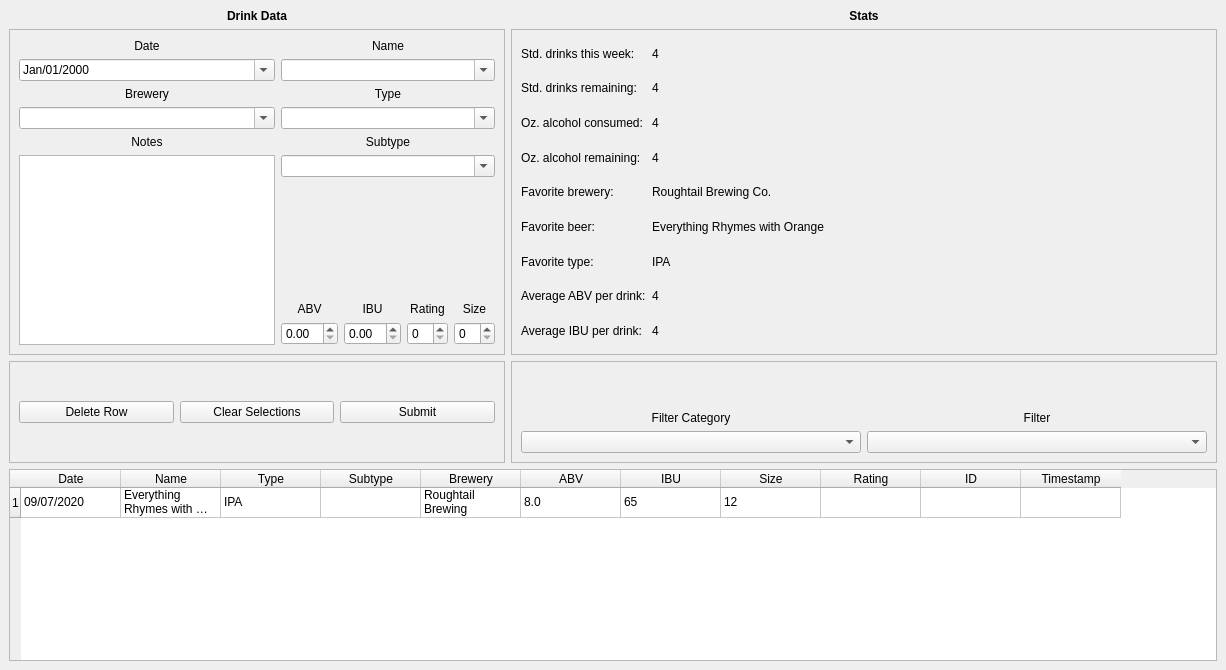
Before: the Qt Designer form src/mainwindow.ui in minorsecond/BuzzBot, drawn with Qt 5.
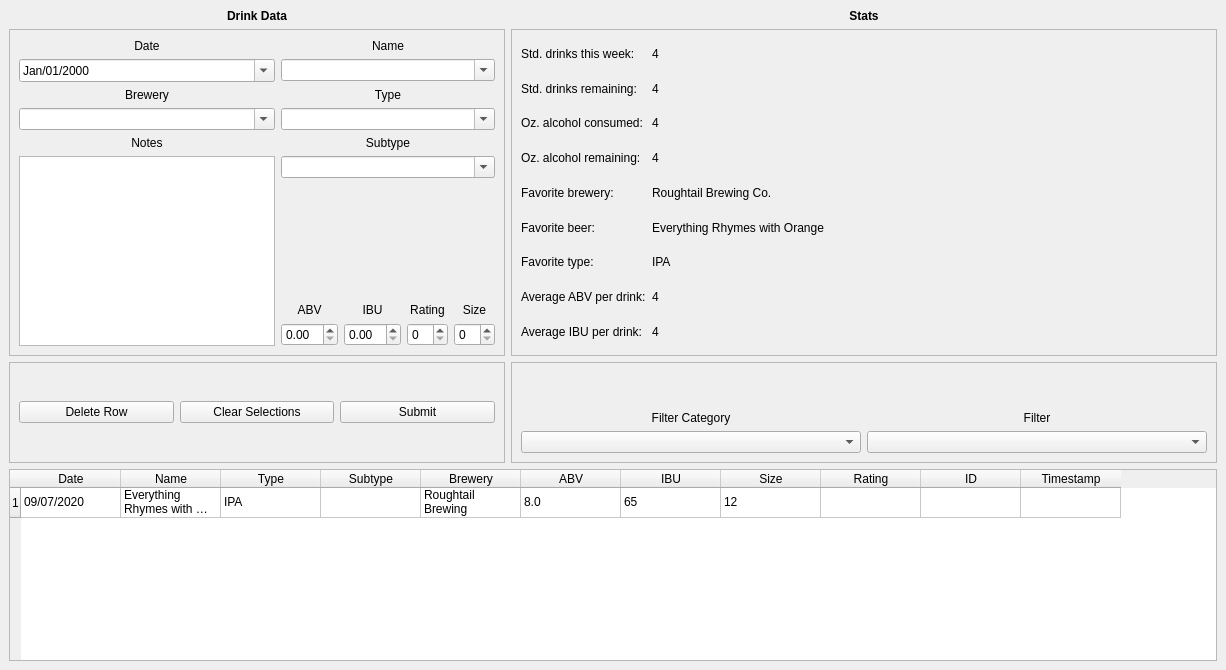
After: the same form once the commit is applied. Icons and pictures are not drawn.

Commit message: Absolute path to previous and next month arrows

Diff of the .ui file:
```diff
--- a/src/mainwindow.ui
+++ b/src/mainwindow.ui
@@ -148,25 +148,7 @@
           <enum>Qt::WheelFocus</enum>
          </property>
          <property name="styleSheet">
-          <string notr="true">QCalendarWidget QWidget#qt_calendar_navigationbar
-{
-	color: transparent;
-	background-color: transparent;
-}
-QCalendarWidget QToolButton {
-  	background-color: rgba(128, 128, 128, 0);
-}
- /* header row */
-QCalendarWidget QWidget { alternate-background-color: rgba(128, 128, 128, 0); }
-QCalendarWidget QToolButton#qt_calendar_prevmonth 
-{
-	qproperty-icon: url(&quot;../Resources/previous.png&quot;);
-}
-
-QCalendarWidget QToolButton#qt_calendar_nextmonth 
-{
-	qproperty-icon: url(&quot;../Resources/next.png&quot;);
-}</string>
+          <string notr="true"/>
          </property>
          <property name="displayFormat">
           <string>MMM/dd/yyyy</string>
```
The commit also changes 2 other files.
